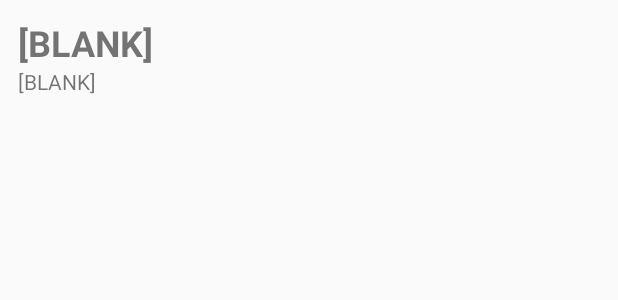
After one commit to SimpleAesthetics/COMP3004-Project, an Android app: the layout showuserdetails.xml on its own in the app's theme, with its tools: preview values and no code run, on a phone screen of 412 x 824 dp. The commit adds this screen. Shown: the top 300 px of the screen. Run offline under Robolectric (Android 15) with nearby library versions, the phone set to English and light mode, and no system bars; network calls fail.

Commit message:
Bug fixes

```diff
--- /dev/null
+++ b/Grouper/app/src/main/res/layout/showuserdetails.xml
@@ -0,0 +1,44 @@
+<?xml version="1.0" encoding="utf-8"?>
+<LinearLayout xmlns:android="http://schemas.android.com/apk/res/android"
+    android:layout_width="match_parent"
+    android:layout_height="wrap_content"
+    xmlns:app="http://schemas.android.com/apk/res-auto"
+    android:orientation="vertical">
+
+    <ScrollView
+        android:layout_width="match_parent"
+        android:layout_height="match_parent"
+        android:layout_marginBottom="12dp"
+        android:layout_marginEnd="12dp"
+        android:layout_marginStart="12dp"
+        android:layout_marginTop="12dp"
+        app:layout_constraintBottom_toBottomOf="parent"
+        app:layout_constraintEnd_toEndOf="parent"
+        app:layout_constraintStart_toStartOf="parent"
+        app:layout_constraintTop_toTopOf="parent">
+
+        <LinearLayout
+            android:layout_width="match_parent"
+            android:layout_height="wrap_content"
+            android:orientation="vertical" >
+
+            <TextView
+                android:id="@+id/txt_Title"
+                android:layout_width="match_parent"
+                android:layout_height="wrap_content"
+                android:layout_weight="1"
+                android:text="[BLANK]"
+                android:textSize="24sp"
+                android:textStyle="bold" />
+
+            <TextView
+                android:id="@+id/txt_Content"
+                android:layout_width="match_parent"
+                android:layout_height="wrap_content"
+                android:layout_weight="1"
+                android:text="[BLANK]" />
+
+        </LinearLayout>
+    </ScrollView>
+
+</LinearLayout>
--- a/Grouper/app/src/main/res/menu/options_menu.xml
+++ b/Grouper/app/src/main/res/menu/options_menu.xml
@@ -3,7 +3,7 @@
     xmlns:android="http://schemas.android.com/apk/res/android" >
     <item android:id="@+id/search"
         android:title="@string/search_title"
-        android:icon="@drawable/ic_search"
+        android:icon="@drawable/ic_srch"
         app:showAsAction="collapseActionView|ifRoom"
         app:actionViewClass="android.widget.SearchView" />
 </menu>
```
Also changed, not shown: Grouper/app/src/main/java/reboot/grouper/FrontEnd/Dispatcher.java (+86 -13 lines), Grouper/app/src/main/java/reboot/grouper/UI/Lists.java (+47 -3 lines), Grouper/app/src/main/res/drawable-hdpi/ic_srch.png (added), Grouper/app/src/main/res/drawable-mdpi/ic_srch.png (added), Grouper/app/src/main/res/drawable-xhdpi/ic_srch.png (added), Grouper/app/src/main/res/drawable-xxhdpi/ic_srch.png (added).
